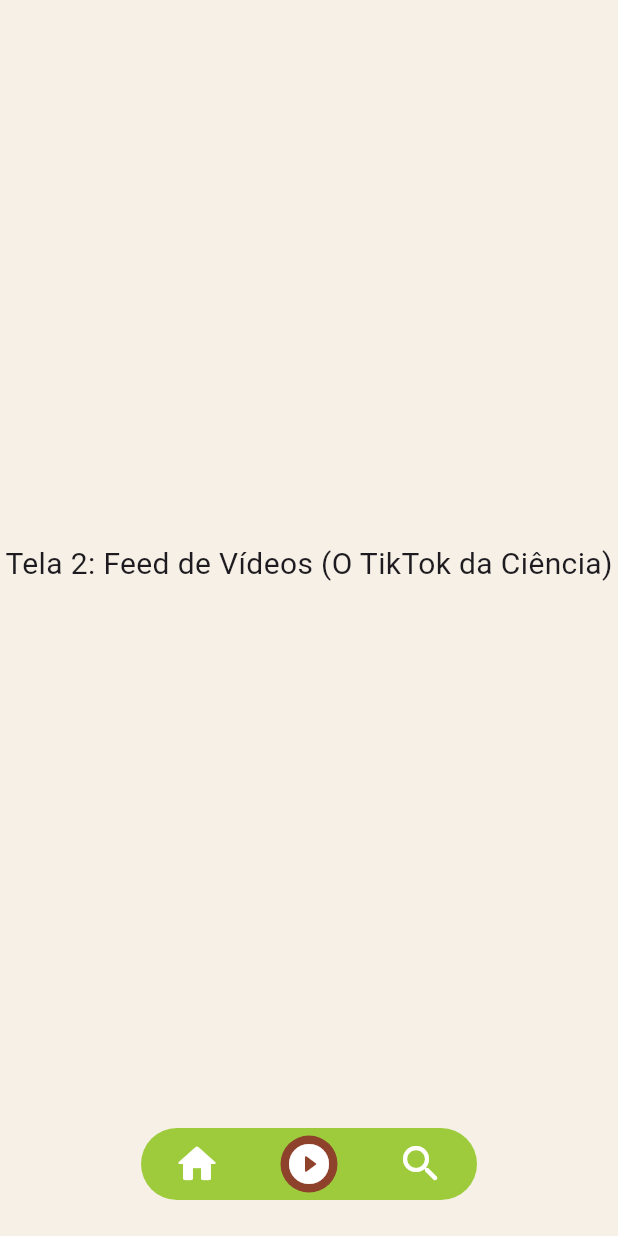
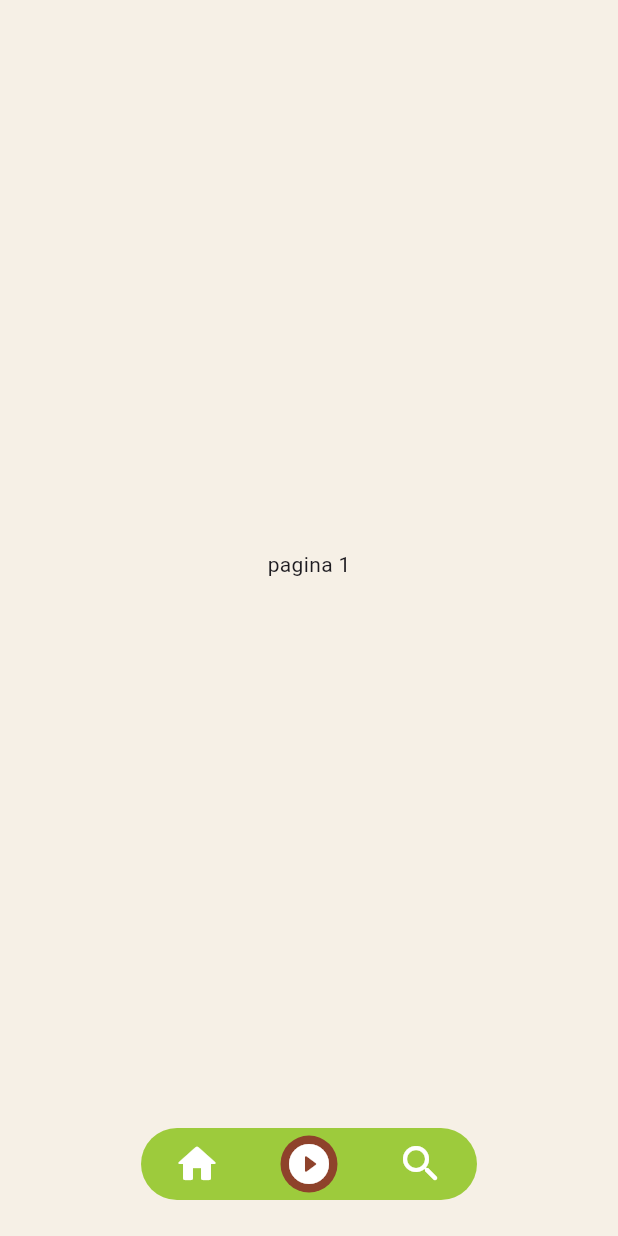
Before and after one commit to Luciano-Tadeu/app_cienciasemmoage, a Flutter app: the screen it shows after launch, after a tap on the "play circle filled" icon, on a phone screen of 412 x 824 dp. Run offline on Flutter 3.47's test engine with Material 3 defaults, Android fonts, the phone set to English and light mode, and no system bars.

Commit message:
Criação da branch da tela video-feed

```diff
--- a/lib/features/navigation/main_scaffold.dart
+++ b/lib/features/navigation/main_scaffold.dart
@@ -1,3 +1,4 @@
+import 'package:app_cienciasemmoage/features/video_feed/screens/video_feed_screen.dart';
 import 'package:flutter/material.dart';
 import '../../core/theme/app_colors.dart';
 
@@ -16,7 +17,7 @@
 
   final List<Widget> _telas = [
     const Center(child: Text('Tela 1: Home (Feed de Categorias)', style: TextStyle(fontSize: 20))),
-    const Center(child: Text('Tela 2: Feed de Vídeos (O TikTok da Ciência)', style: TextStyle(fontSize: 20))),
+    const VideoFeed(),
     const Center(child: Text('Tela 3: Pesquisa (Descobrir)', style: TextStyle(fontSize: 20))),
   ];
 
--- a/lib/features/video_feed/screens/video_feed_screen.dart
+++ b/lib/features/video_feed/screens/video_feed_screen.dart
@@ -1 +1,19 @@
-// O pageview vertical
+import 'package:flutter/material.dart';
+
+class VideoFeed extends StatelessWidget {
+  const VideoFeed({super.key});
+
+  @override
+  Widget build(BuildContext context) {
+    return Scaffold(
+      body: PageView(
+        scrollDirection: Axis.vertical,
+        children: [
+          Center(child: Text("pagina 1"),),
+          Center(child: Text("pagina 2"),),
+        ],
+      ),
+    );
+  }
+
+}
```
Also changed, not shown: pubspec.lock.
